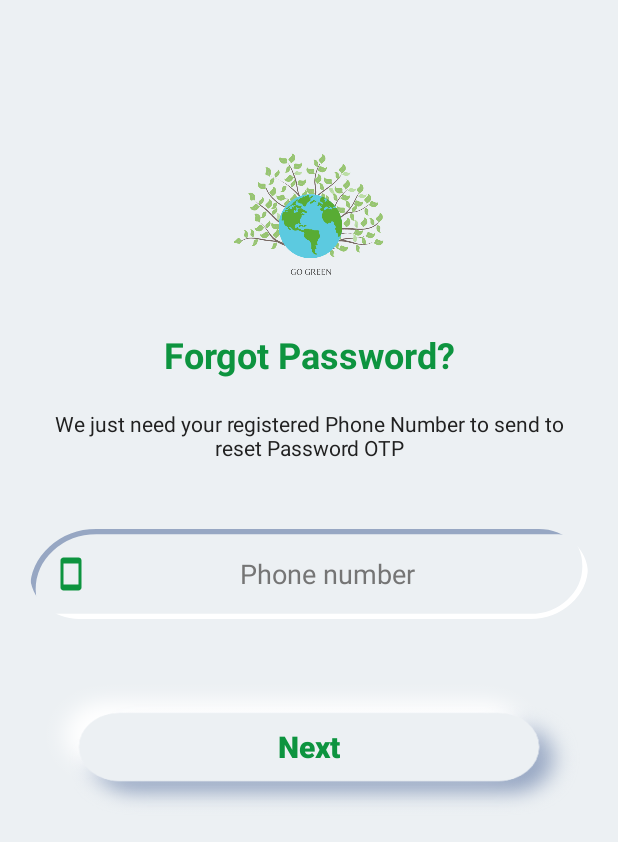
After one commit to ayushRaj-android/goGreenOwner, an Android app: the ForgotPasswordActivity screen opened directly, with no data from a screen before it, on a phone screen of 412 x 824 dp. The commit adds this screen. Shown: the top 842 px of the screen. Run offline under Robolectric (Android 15) with nearby library versions, the light colour scheme and no system bars; pictures from the network do not load.

Commit message:
forgot password

```diff
--- a/app/src/main/AndroidManifest.xml
+++ b/app/src/main/AndroidManifest.xml
@@ -17,6 +17,9 @@
         android:roundIcon="@mipmap/ic_launcher_round"
         android:supportsRtl="true"
         android:theme="@style/Theme.GoGreenOwner">
+        <activity
+            android:name=".Activity.ForgotPasswordActivity"
+            android:exported="true" />
         <activity
             android:name=".Activity.RequestDetailsActivity"
             android:exported="true" />
--- a/app/src/main/java/com/ata/gogreenowner/Activity/LoginActivity.java
+++ b/app/src/main/java/com/ata/gogreenowner/Activity/LoginActivity.java
@@ -165,6 +165,12 @@ public class LoginActivity extends BaseActivity {
                 }, 3000);
             }
         });
+
+        forgotPasswordTV.setOnClickListener( v-> {
+            Intent intent = new Intent(this, ForgotPasswordActivity.class);
+            startActivity(intent);
+            finish();
+        });
     }
 
 
--- a/app/src/main/java/com/ata/gogreenowner/Adapter/ApiInterface.java
+++ b/app/src/main/java/com/ata/gogreenowner/Adapter/ApiInterface.java
@@ -23,6 +23,24 @@ public interface ApiInterface {
     @POST("/auth/junkYardOwner/login")
     Call<HashMap<Object,Object>> userLogin(
             @Body LoginObject loginObject
+    );
+
+    @POST("/auth/junkYardOwner/verify-resetPassword")
+    Call<HashMap<Object,Object>> otpVerify(
+            @Query("otp")String otp,
+            @Query("phoneNumber")String phoneNumber,
+            @Query("purpose") String purpose
+    );
+
+    @POST("/auth/junkYardOwner/forgot-password")
+    Call<HashMap<Object,Object>> forgotPassword(
+            @Query("phoneNumber")String phoneNumber
+    );
+
+    @POST("/auth/junkYardOwner/resend-otp")
+    Call<HashMap<Object,Object>> resendOtp(
+            @Query("phoneNumber")String phoneNumber,
+            @Query("purpose")String purpose
     );
 
     @GET("/junkYardOwner/getAddress")
--- /dev/null
+++ b/app/src/main/res/anim/slide_from_right.xml
@@ -0,0 +1,6 @@
+<?xml version="1.0" encoding="utf-8"?>
+<set xmlns:android="http://schemas.android.com/apk/res/android">
+    <translate android:fromXDelta="100%p" android:toXDelta="0"
+        android:interpolator="@android:anim/accelerate_decelerate_interpolator"
+        android:duration="300"/>
+</set>
--- /dev/null
+++ b/app/src/main/res/drawable/ic_baseline_smartphone_24.xml
@@ -0,0 +1,10 @@
+<vector xmlns:android="http://schemas.android.com/apk/res/android"
+    android:width="24dp"
+    android:height="24dp"
+    android:viewportWidth="24"
+    android:viewportHeight="24"
+    android:tint="@color/colorAccent">
+    <path
+        android:fillColor="@color/colorAccent"
+        android:pathData="M17,1.01L7,1c-1.1,0 -2,0.9 -2,2v18c0,1.1 0.9,2 2,2h10c1.1,0 2,-0.9 2,-2V3c0,-1.1 -0.9,-1.99 -2,-1.99zM17,19H7V5h10v14z"/>
+</vector>
--- /dev/null
+++ b/app/src/main/res/layout/activity_forgot_password.xml
@@ -0,0 +1,236 @@
+<?xml version="1.0" encoding="utf-8"?>
+<RelativeLayout xmlns:android="http://schemas.android.com/apk/res/android"
+    xmlns:app="http://schemas.android.com/apk/res-auto"
+    xmlns:tools="http://schemas.android.com/tools"
+    android:layout_width="match_parent"
+    android:layout_height="match_parent"
+    tools:context=".Activity.ForgotPasswordActivity">
+
+    <RelativeLayout
+        android:id="@+id/firstLayout"
+        android:layout_width="match_parent"
+        android:layout_height="match_parent"
+        android:background="@color/divider_color"
+        android:visibility="visible">
+
+        <ImageView
+            android:id="@+id/logoImage"
+            android:layout_width="wrap_content"
+            android:layout_height="100dp"
+            android:layout_centerHorizontal="true"
+            android:layout_marginTop="100dp"
+            android:src="@drawable/product_logo" />
+
+        <TextView
+            android:id="@+id/forPassTV"
+            android:layout_width="match_parent"
+            android:layout_height="wrap_content"
+            android:layout_below="@id/logoImage"
+            android:layout_marginTop="20dp"
+            android:gravity="center"
+            android:text="@string/forgot_pass"
+            android:textColor="@color/colorAccent"
+            android:textSize="24sp"
+            android:textStyle="bold" />
+
+        <TextView
+            android:id="@+id/contentTV"
+            android:layout_width="match_parent"
+            android:layout_height="wrap_content"
+            android:layout_below="@id/forPassTV"
+            android:gravity="center"
+            android:padding="20dp"
+            android:text="@string/forgot_pass_msg"
+            android:textColor="@color/primary_text" />
+
+        <TextView
+            android:id="@+id/errorTV"
+            android:layout_width="wrap_content"
+            android:layout_height="wrap_content"
+            android:layout_below="@id/contentTV"
+            android:layout_centerHorizontal="true"
+            android:layout_marginTop="5dp"
+            android:textColor="@color/red"
+            android:textSize="14sp" />
+
+        <androidx.appcompat.widget.AppCompatEditText
+            android:id="@+id/phone_number_forgot_password"
+            android:layout_width="match_parent"
+            android:layout_height="60dp"
+            android:layout_below="@id/errorTV"
+            android:layout_marginLeft="20dp"
+            android:layout_marginRight="20dp"
+            android:background="@drawable/input_text_border"
+            android:drawableLeft="@drawable/ic_baseline_smartphone_24"
+            android:gravity="center"
+            android:hint="Phone number"
+            android:inputType="phone"
+            android:maxLength="10"
+            android:maxLines="1"
+            android:padding="15dp"
+            android:textColor="@color/colorAccent"
+            android:textColorHint="@color/secondary_text" />
+
+        <androidx.appcompat.widget.AppCompatButton
+            android:id="@+id/nextFirstButton"
+            android:layout_width="match_parent"
+            android:layout_height="100dp"
+            android:layout_below="@id/phone_number_forgot_password"
+            android:layout_gravity="center"
+            android:layout_marginLeft="20dp"
+            android:layout_marginTop="35dp"
+            android:layout_marginRight="20dp"
+            android:background="@drawable/elevated_button"
+            android:text="@string/next"
+            android:textAllCaps="false"
+            android:textColor="@color/colorAccent"
+            android:textSize="20sp"
+            android:textStyle="bold" />
+    </RelativeLayout>
+
+    <LinearLayout
+        android:id="@+id/secondLayout"
+        android:layout_width="match_parent"
+        android:layout_height="match_parent"
+        android:orientation="vertical"
+        android:background="@color/divider_color"
+        android:visibility="gone">
+
+        <ImageView
+            android:layout_width="match_parent"
+            android:layout_height="100dp"
+            android:scaleType="fitCenter"
+            android:layout_marginTop="100dp"
+            android:src="@drawable/product_logo"/>
+        <TextView
+            android:layout_width="match_parent"
+            android:layout_height="wrap_content"
+            android:textColor="@color/colorAccent"
+            android:text="@string/verify_acc"
+            android:textSize="20sp"
+            android:gravity="center"
+            android:layout_marginTop="20dp"/>
+
+        <TextView
+            android:layout_width="match_parent"
+            android:layout_height="wrap_content"
+            android:textColor="@color/primary_text"
+            android:text="@string/verify_msg"
+            android:gravity="center"
+            android:textSize="14sp"
+            android:layout_margin="10dp"
+            android:padding="10dp"/>
+
+        <LinearLayout
+            android:id="@+id/layout_otp"
+            android:layout_width="match_parent"
+            android:layout_height="80dp"
+            android:orientation="horizontal"
+            android:gravity="center"
+            android:background="@color/colorWhiteTransparent">
+
+            <EditText
+                android:id="@+id/editTextOne"
+                android:layout_width="40dp"
+                android:layout_height="50dp"
+                android:inputType="number"
+                android:maxLength="1"
+                android:textColor="@color/colorAccent"
+                android:nextFocusRight="@id/editTextTwo"
+                android:background="@drawable/white_border_edit"
+                android:gravity="center"/>
+            <requestFocus/>
+            <EditText
+                android:id="@+id/editTextTwo"
+                android:layout_width="40dp"
+                android:layout_height="50dp"
+                android:inputType="number"
+                android:maxLength="1"
+                android:layout_marginStart="5dp"
+                android:textColor="@color/colorAccent"
+                android:background="@drawable/white_border_edit"
+                android:gravity="center"/>
+            <EditText
+                android:id="@+id/editTextThree"
+                android:layout_width="40dp"
+                android:layout_height="50dp"
+                android:inputType="number"
+                android:maxLength="1"
+                android:layout_marginStart="5dp"
+                android:textColor="@color/colorAccent"
+                android:background="@drawable/white_border_edit"
+                android:gravity="center"/>
+            <EditText
+                android:id="@+id/editTextFour"
+                android:layout_width="40dp"
+                android:layout_height="50dp"
+                android:inputType="number"
+                android:maxLength="1"
+                android:layout_marginStart="5dp"
+                android:textColor="@color/colorAccent"
+                android:background="@drawable/white_border_edit"
+                android:gravity="center"/>
+            <EditText
+                android:id="@+id/editTextFive"
+                android:layout_width="40dp"
+                android:layout_height="50dp"
+                android:inputType="number"
+                android:maxLength="1"
+                android:layout_marginStart="5dp"
+                android:textColor="@color/colorAccent"
+                android:background="@drawable/white_border_edit"
+                android:gravity="center"/>
+            <EditText
+                android:id="@+id/editTextSix"
+                android:layout_width="40dp"
+                android:layout_height="50dp"
+                android:inputType="number"
+                android:maxLength="1"
+                android:layout_marginStart="5dp"
+                android:textColor="@color/colorAccent"
+                android:background="@drawable/white_border_edit"
+                android:gravity="center"/>
+        </LinearLayout>
+        <TextView
+            android:layout_width="match_parent"
+            android:layout_height="wrap_content"
+            android:textColor="@color/secondary_text"
+            android:text="@string/didnt_rec_code"
+            android:gravity="center"
+            android:textSize="12sp"
+            android:padding="10dp"/>
+        <LinearLayout
+            android:layout_width="match_parent"
+            android:layout_height="wrap_content"
+            android:orientation="horizontal"
+            android:gravity="center"
+            >
+            <TextView
+                android:layout_width="wrap_content"
+                android:layout_height="wrap_content"
+                android:textColor="@color/primary_text"
+                android:text="@string/pls_wait"
+                android:textSize="12sp" />
+            <TextView
+                android:layout_width="wrap_content"
+                android:layout_height="wrap_content"
+                android:textColor="@color/colorAccent"
+                android:id="@+id/timer"
+                tools:text="0:30"
+                android:layout_marginLeft="5dp"
+                android:textSize="12sp"/>
+        </LinearLayout>
+        <androidx.appcompat.widget.AppCompatButton
+            android:id="@+id/resendOtpButton"
+            android:layout_width="match_parent"
+            android:layout_height="100dp"
+            android:text="@string/resend_otp"
+            android:layout_margin="15dp"
+            android:layout_gravity="center"
+            android:textStyle="bold"
+            android:background="@drawable/elevated_button"
+            android:textSize="12sp"
+            android:textColor="@color/colorAccent"/>
+    </LinearLayout>
+
+</RelativeLayout>
```
Also changed, not shown: app/src/main/java/com/ata/gogreenowner/Activity/ForgotPasswordActivity.java (added, +383 -0 lines).
